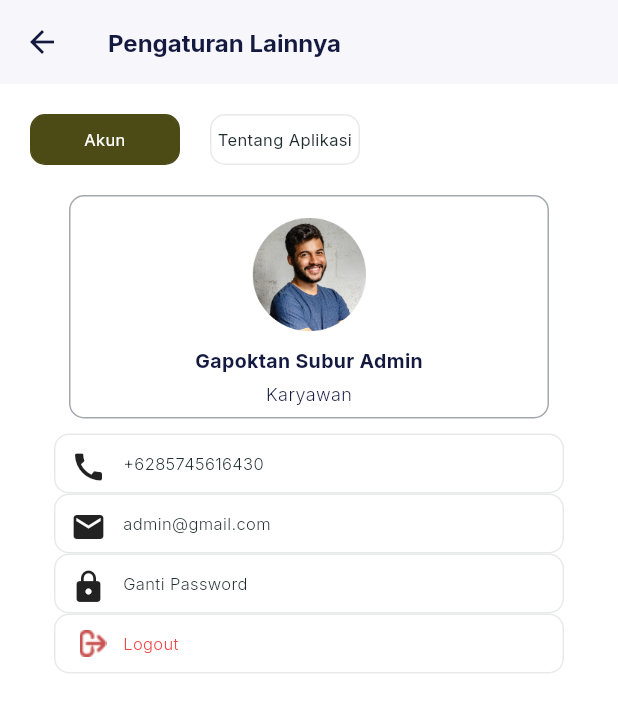
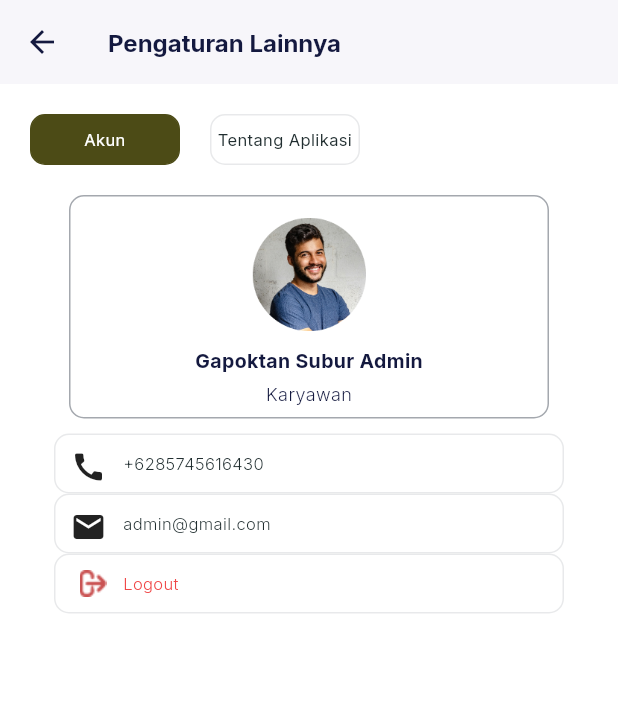
Before and after one commit to bintangandk/mobile-nursery-gapoktan, a Flutter app: the settingsPage screen opened directly, on a phone screen of 412 x 824 dp. Shown: the top 712 px of the screen. Run offline on Flutter 3.47's test engine with Material 3 defaults, Android fonts, the phone set to English and light mode, and no system bars; our stand-ins replace fl_chart, google_fonts, shared_preferences, syncfusion_flutter_gauges; accounts and stored records are empty; network calls fail.

Commit message:
change logo on page sign in and remove forgot pasword

```diff
--- a/lib/Screens/Settings_page.dart
+++ b/lib/Screens/Settings_page.dart
@@ -247,39 +247,6 @@
                   ],
                 ),
               ),
-              Container(
-                margin: EdgeInsets.fromLTRB(20, 0, 20, 0),
-                height: 40,
-                width: 340,
-                decoration: BoxDecoration(
-                  border: Border.all(
-                    width: 1,
-                    color: greyColor.withOpacity(0.25),
-                  ),
-                  borderRadius: BorderRadius.circular(10),
-                  color: whiteColor,
-                ),
-                child: Row(
-                  children: [
-                    const SizedBox(
-                      width: 10,
-                    ),
-                    Container(
-                      height: 20,
-                      width: 20,
-                      child: Icon(Icons.lock),
-                    ),
-                    const SizedBox(
-                      width: 15,
-                    ),
-                    Text(
-                      'Ganti Password',
-                      style: greyTextStyle.copyWith(
-                          fontSize: 11, fontWeight: light),
-                    )
-                  ],
-                ),
-              ),
               InkWell(
                 onTap: logout,
                 child: Container(
--- a/lib/Screens/dashboard_page.dart
+++ b/lib/Screens/dashboard_page.dart
@@ -211,7 +211,7 @@
               child: Row(
                 mainAxisAlignment: MainAxisAlignment.start,
                 children: [
-                  Text('Kualitas udara',
+                  Text('Gapoktan Subur',
                       style: whitekTextStyle.copyWith(fontWeight: bold)),
                   Row(
                     children: [
@@ -355,7 +355,7 @@
                                     Expanded(
                                       child: buildGasCard(
                                         'Humidity',
-                                        'HR',
+                                        '%',
                                         humidity,
                                         Color.fromRGBO(197, 236, 237, 1),
                                       ),
--- a/lib/Screens/signIn_page.dart
+++ b/lib/Screens/signIn_page.dart
@@ -133,7 +133,7 @@
                 bottom: 50,
               ),
               decoration: const BoxDecoration(
-                  image: DecorationImage(image: AssetImage('assets/logo-kopi.png'))),
+                  image: DecorationImage(image: AssetImage('assets/logo.png'))),
             ),
             Text('Halo, Selamat datang di kopi nursery',
                 textAlign: TextAlign.center,
```
Also changed, not shown: assets/logo.png (added).
